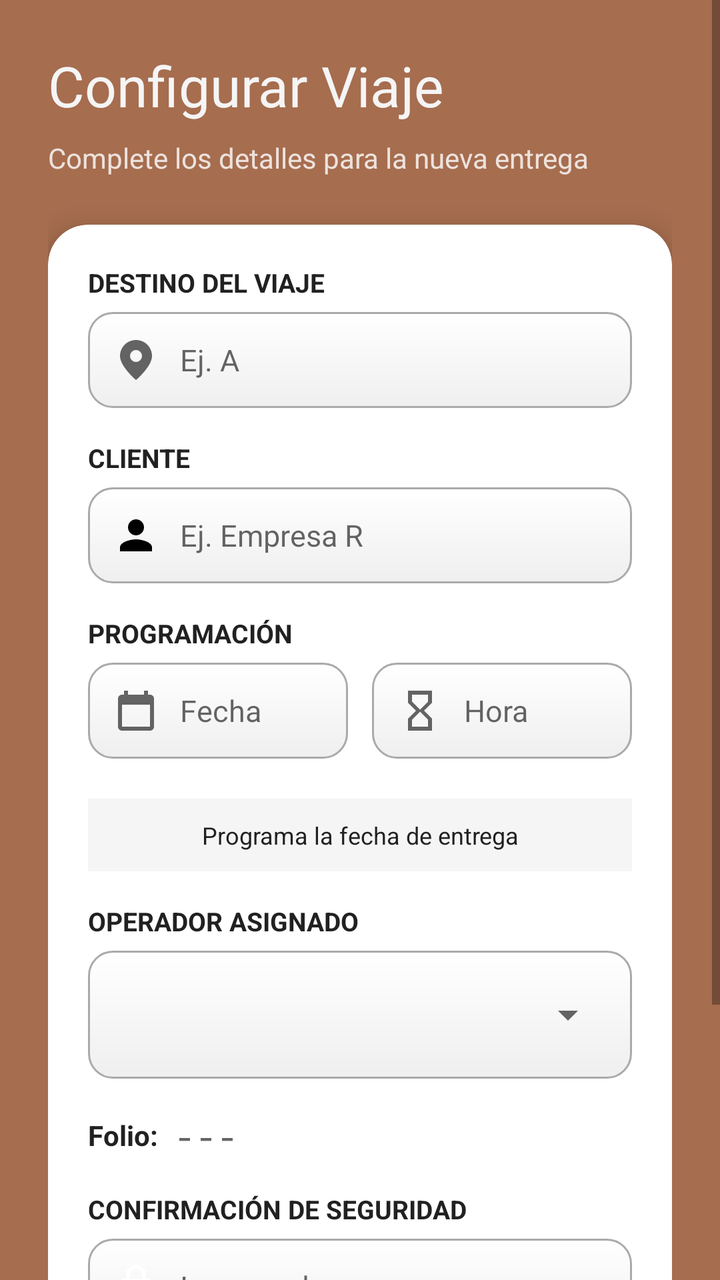
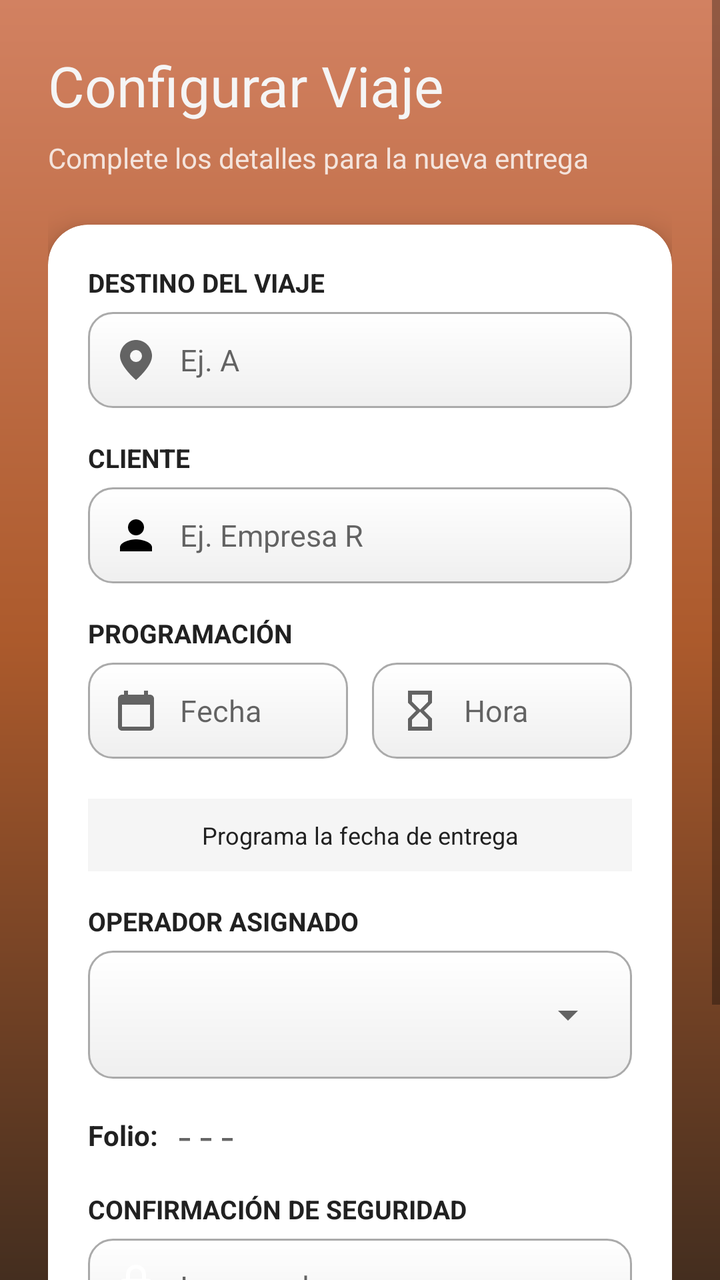

An Android layout rendered at two revisions. The XML below is the earlier revision; the diff shows what the commit changed to produce the second picture.
<!-- AndroidManifest.xml: application theme Theme.Satori_by_Aristo -->
<!-- res/layout/fragment_crearviaje.xml -->
<?xml version="1.0" encoding="utf-8"?>
<ScrollView xmlns:android="http://schemas.android.com/apk/res/android"
    xmlns:app="http://schemas.android.com/apk/res-auto"
    xmlns:tools="http://schemas.android.com/tools"
    android:layout_width="match_parent"
    android:layout_height="match_parent"
    android:background="@color/naranja_fondo"
    android:fillViewport="true">

    <LinearLayout
        android:layout_width="match_parent"
        android:layout_height="wrap_content"
        android:orientation="vertical"
        android:padding="24dp">

        
        <TextView
            android:id="@+id/tvTituloHeader"
            android:layout_width="wrap_content"
            android:layout_height="wrap_content"
            android:text="Configurar Viaje"
            android:textColor="@color/blanco_hueso"
            android:textSize="28sp"
            android:fontFamily="@font/rob_med"
            android:layout_marginBottom="8dp" />

        <TextView
            android:id="@+id/tvSubtitulo"
            android:layout_width="wrap_content"
            android:layout_height="wrap_content"
            android:text="Complete los detalles para la nueva entrega"
            android:textColor="#CCFFFFFF"
            android:textSize="14sp"
            android:layout_marginBottom="24dp" />

        
        <androidx.cardview.widget.CardView
            android:layout_width="match_parent"
            android:layout_height="wrap_content"
            app:cardCornerRadius="20dp"
            app:cardElevation="8dp"
            android:layout_marginBottom="32dp"
            app:cardBackgroundColor="@android:color/white">

            <LinearLayout
                android:layout_width="match_parent"
                android:layout_height="wrap_content"
                android:orientation="vertical"
                android:padding="20dp">

                
                <TextView style="@style/LabelEstilo" android:text="Destino del Viaje" />
                <EditText
                    android:id="@+id/etDestino"
                    style="@style/InputEstilo"
                    android:hint="Ej. A "
                    android:drawableStart="@drawable/ic_location" />

                
                <TextView style="@style/LabelEstilo" android:text="Cliente" />
                <EditText
                    android:id="@+id/etCliente"
                    style="@style/InputEstilo"
                    android:hint="Ej. Empresa R "
                    android:drawableStart="@drawable/ic_person" />


                
                <TextView style="@style/LabelEstilo" android:text="Programación" />
                <LinearLayout
                    android:layout_width="match_parent"
                    android:layout_height="wrap_content"
                    android:orientation="horizontal">

                    <EditText
                        android:id="@+id/etFecha"
                        style="@style/InputEstilo"
                        android:layout_width="0dp"
                        android:layout_weight="1"
                        android:hint="Fecha"
                        android:layout_marginEnd="12dp"
                    android:focusable="false"
                    android:clickable="true"
                    android:drawableStart="@drawable/ic_calendar" />

                    <EditText
                        android:id="@+id/etHora"
                        style="@style/InputEstilo"
                        android:layout_width="0dp"
                        android:layout_weight="1"
                        android:hint="Hora"
                        android:focusable="false"
                        android:clickable="true"
                        android:drawableStart="@drawable/ic_time" />
                </LinearLayout>

                
                <TextView
                    android:id="@+id/tvResumenFechaHora"
                    android:layout_width="match_parent"
                    android:layout_height="wrap_content"
                    android:background="#F5F5F5"
                    android:padding="10dp"
                    android:layout_marginTop="4dp"
                    android:layout_marginBottom="16dp"
                    android:text="Programa la fecha de entrega"
                    android:textSize="12sp"
                    android:gravity="center"
                    android:textColor="@color/negro_suave"/>

                
                <TextView style="@style/LabelEstilo" android:text="Operador Asignado" />
                <FrameLayout
                    android:layout_width="match_parent"
                    android:layout_height="wrap_content"
                    android:background="@drawable/edittext_background"
                    android:layout_marginBottom="16dp">
                    <Spinner
                        android:id="@+id/spinnerOperador"
                        android:layout_width="match_parent"
                        android:layout_height="48dp"
                        android:paddingStart="12dp" />
                </FrameLayout>

                
                <LinearLayout
                    android:layout_width="match_parent"
                    android:layout_height="wrap_content"
                    android:gravity="center_vertical"
                    android:layout_marginBottom="16dp">
                    <TextView
                        android:layout_width="wrap_content"
                        android:layout_height="wrap_content"
                        android:text="Folio:"
                        android:textStyle="bold"
                        android:textColor="@color/negro_suave" />
                    <TextView
                        android:id="@+id/tvFolioAutollenado"
                        android:layout_width="match_parent"
                        android:layout_height="wrap_content"
                        android:layout_marginStart="8dp"
                        android:hint="---"
                        android:textColor="@color/naranja_boton"
                        android:textSize="18sp"
                        android:fontFamily="monospace" />
                </LinearLayout>

                
                <TextView style="@style/LabelEstilo" android:text="Confirmación de Seguridad" />
                <EditText
                    android:id="@+id/etPassword"
                    style="@style/InputEstilo"
                    android:hint="Ingrese clave"
                    android:inputType="textPassword"
                    android:drawableStart="@drawable/ic_lock" />

            </LinearLayout>
        </androidx.cardview.widget.CardView>

        
        <LinearLayout
            android:layout_width="match_parent"
            android:layout_height="wrap_content"
            android:orientation="horizontal">

            <com.google.android.material.button.MaterialButton
                android:id="@+id/atras"
                style="@style/Widget.MaterialComponents.Button.TextButton"
                android:layout_width="0dp"
                android:layout_height="56dp"
                android:layout_weight="1"
                android:text="CANCELAR"
                android:textColor="@color/blanco_hueso"
                app:rippleColor="#33FFFFFF" />

            <com.google.android.material.button.MaterialButton
                android:id="@+id/crear"
                android:layout_width="0dp"
                android:layout_height="56dp"
                android:layout_weight="1.5"
                android:text="CONFIRMAR VIAJE"
                app:backgroundTint="@color/naranja_boton"
                android:textColor="@android:color/white"
                app:cornerRadius="16dp"
                app:elevation="6dp" />
        </LinearLayout>
    </LinearLayout>
</ScrollView>
<!-- resources referenced by this layout -->
<resources>
  <color name="blanco_hueso">#F5F5F5</color>
  <color name="naranja_boton">#D98252</color>
  <color name="naranja_fondo">#A66D4F</color>
  <color name="negro_suave">#212121</color>
  <!-- drawable ic_calendar (drawable) -->
  <vector xmlns:android="http://schemas.android.com/apk/res/android"
      android:width="24dp" android:height="24dp"
      android:viewportWidth="24" android:viewportHeight="24"
      android:tint="?attr/colorControlNormal">
  
      <path android:fillColor="@android:color/black"
          android:pathData="M19,4h-1V2h-2v2H8V2H6v2H5c-1.1,0 -2,0.9 -2,2v14c0,1.1 0.9,2 2,2h14c1.1,0 2,-0.9 2,-2V6c0,-1.1 -0.9,-2 -2,-2zm0,16H5V9h14v11z"/>
  </vector>
  <!-- drawable ic_location (drawable) -->
  <vector xmlns:android="http://schemas.android.com/apk/res/android"
      android:width="24dp" android:height="24dp"
      android:viewportWidth="24" android:viewportHeight="24"
      android:tint="?attr/colorControlNormal">
  
      <path android:fillColor="@android:color/black"
          android:pathData="M12,2c-4.42,0 -8,3.58 -8,8 0,5.25 8,12 8,12s8,-6.75 8,-12c0,-4.42 -3.58,-8 -8,-8zm0,11a3,3 0,1 1,0 -6 3,3 0,0 1,0 6z"/>
  </vector>
  <!-- drawable ic_person (drawable) -->
  <vector xmlns:android="http://schemas.android.com/apk/res/android"
      android:width="24dp"
      android:height="24dp"
      android:viewportWidth="24"
      android:viewportHeight="24">
      <path
          android:fillColor="#FF000000"
          android:pathData="M12,12c2.21,0 4,-1.79 4,-4s-1.79,-4 -4,-4 -4,1.79 -4,4 1.79,4 4,4zM12,14c-2.67,0 -8,1.34 -8,4v2h16v-2c0,-2.66 -5.33,-4 -8,-4z"/>
  </vector>
  <!-- drawable ic_time (drawable) -->
  <vector xmlns:android="http://schemas.android.com/apk/res/android"
      android:width="24dp"
      android:height="24dp"
      android:viewportWidth="24"
      android:viewportHeight="24"
      android:tint="?attr/colorControlNormal">
      <path
          android:fillColor="@android:color/white"
          android:pathData="M6,2v6h0.01L6,8.01 10,12l-4,4 0.01,0.01H6V22h12v-5.99h-0.01L18,16l-4,-4 4,-3.99 -0.01,-0.01H18V2H6zm10,14.5V20H8v-3.5l4,-4 4,4zM8,7.5V4h8v3.5l-4,4 -4,-4z"/>
  </vector>
  <style name="LabelEstilo">
          <item name="android:layout_width">match_parent</item>
          <item name="android:layout_height">wrap_content</item>
          <item name="android:textColor">@color/negro_suave</item>
          <item name="android:textSize">13sp</item>
          <item name="android:textStyle">bold</item>
          <item name="android:layout_marginBottom">6dp</item>
          <item name="android:textAllCaps">true</item>
      </style>
  <style name="Theme.Satori_by_Aristo" parent="Theme.MaterialComponents.DayNight.DarkActionBar">
          
          <item name="colorPrimary">@color/orange</item>
          <item name="colorPrimaryVariant">@color/orange_dark</item>
          <item name="colorOnPrimary">@color/white</item>
          <item name="colorSecondary">@color/grey</item>
          <item name="colorOnSecondary">@color/black</item>
      </style>
  <color name="black">#FF000000</color>
  <color name="orange">#FF9800</color>
  <color name="orange_dark">#F57C00</color>
  <color name="white">#FFFFFFFF</color>
  <color name="grey">#BF040303</color>
  <!-- unchanged entries left out for length: 3 -->
</resources>

<!-- the commit's change to res/layout/fragment_crearviaje.xml (unified diff, before → after) -->
@@ -4,7 +4,7 @@
     xmlns:tools="http://schemas.android.com/tools"
     android:layout_width="match_parent"
     android:layout_height="match_parent"
-    android:background="@color/naranja_fondo"
+    android:background="@drawable/bg_gradient"
     android:fillViewport="true">
 
     <LinearLayout
<!-- resource entries referenced after the edit -->
@@ -2,8 +2,16 @@
 <resources>
   <color name="blanco_hueso">#F5F5F5</color>
   <color name="naranja_boton">#D98252</color>
-  <color name="naranja_fondo">#A66D4F</color>
   <color name="negro_suave">#212121</color>
+  <!-- drawable bg_gradient (drawable) -->
+  <shape xmlns:android="http://schemas.android.com/apk/res/android"
+      android:shape="rectangle">
+      <gradient
+          android:startColor="#442E1F"
+          android:centerColor="#AC5A2C"
+          android:endColor="#D28161"
+          android:angle="90"/>
+  </shape>
   <!-- drawable ic_calendar (drawable) -->
   <vector xmlns:android="http://schemas.android.com/apk/res/android"
       android:width="24dp" android:height="24dp"
@@ -59,6 +67,12 @@
           <item name="colorOnPrimary">@color/white</item>
           <item name="colorSecondary">@color/grey</item>
           <item name="colorOnSecondary">@color/black</item>
+  
+          
+          <item name="android:statusBarColor">@color/orange_dark</item> 
+          <item name="android:windowDrawsSystemBarBackgrounds">true</item> 
+          <item name="windowActionBar">true</item>
+          <item name="windowNoTitle">false</item>
       </style>
   <color name="black">#FF000000</color>
   <color name="orange">#FF9800</color>
